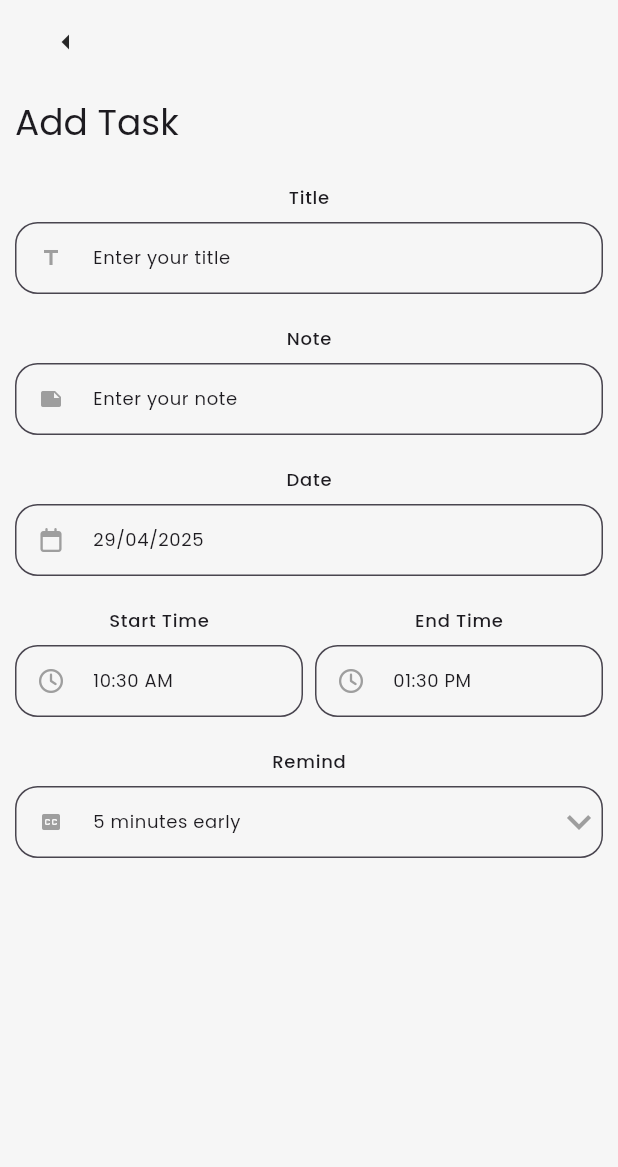
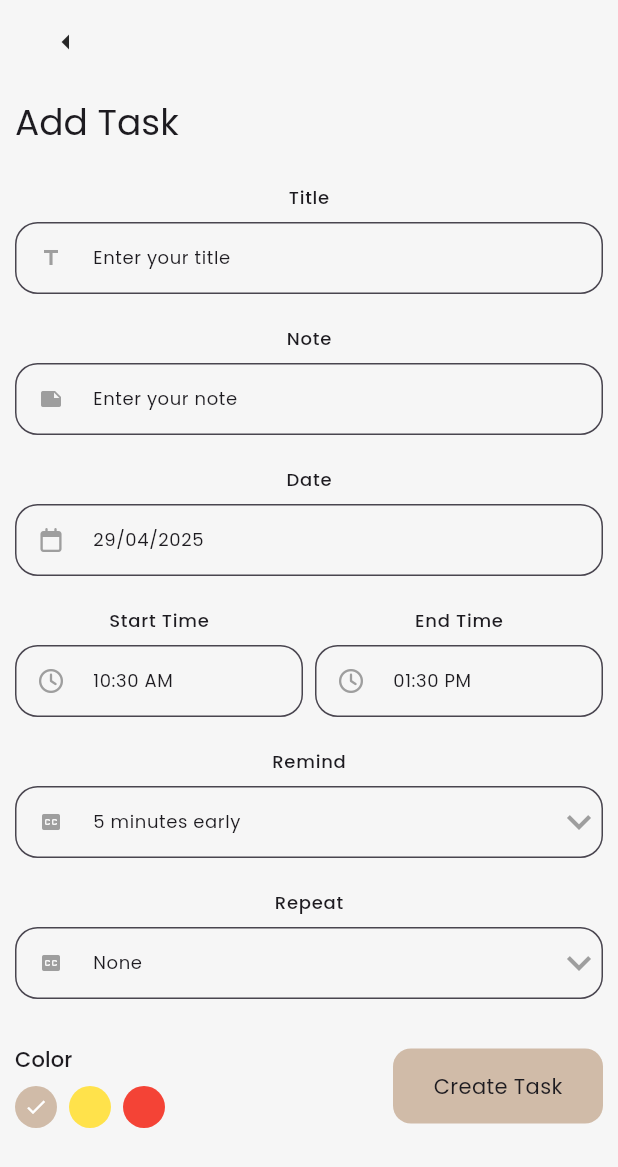
Before and after one commit to Vivek-k001/DEDO, a Flutter app: the AddTaskScreen screen opened directly, on a phone screen of 412 x 824 dp. Shown: the top 1167 px of the screen. Run offline on Flutter 3.47's test engine with Material 3 defaults, Android fonts, the phone set to English and light mode, and no system bars; our stand-ins replace date_picker_timeline, flutter_bloc, font_awesome_flutter, get_storage, google_fonts; accounts and stored records are empty.

Commit message:
Add Task Completed

```diff
--- a/lib/screens/add_task.dart
+++ b/lib/screens/add_task.dart
@@ -1,8 +1,11 @@
+import 'package:dedo/utils/constants/colors.dart';
 import 'package:dedo/utils/constants/sizes.dart';
 import 'package:dedo/widgets/appbar.dart';
+import 'package:dedo/widgets/button.dart';
 import 'package:dedo/widgets/text_form_field.dart';
 import 'package:flutter/material.dart';
 import 'package:font_awesome_flutter/font_awesome_flutter.dart';
+import 'package:get_storage/get_storage.dart';
 import 'package:intl/intl.dart';
 
 class AddTaskScreen extends StatefulWidget {
@@ -13,6 +16,9 @@ class AddTaskScreen extends StatefulWidget {
 }
 
 class _AddTaskScreenState extends State<AddTaskScreen> {
+  final _titleController = TextEditingController();
+  final _noteController = TextEditingController();
+
   String _selectedDate = DateFormat('dd/MM/yyyy').format(DateTime.now());
 
   String _startTime = DateFormat('hh:mm a').format(DateTime.now());
@@ -22,9 +28,11 @@ class _AddTaskScreenState extends State<AddTaskScreen> {
   ).format(DateTime.now().add(Duration(hours: 3)));
 
   int _selectedRemind = 5;
-
   List<int> remindList = [0, 5, 10, 15, 20];
 
+  String _selectedRepeat = 'None';
+  List<String> repeatList = ["None", "Daily", "Weakly", "Monthly"];
+  int _selectedColor = 0;
   @override
   Widget build(BuildContext context) {
     return Scaffold(
@@ -148,10 +156,97 @@ class _AddTaskScreenState extends State<AddTaskScreen> {
                       }).toList(),
                 ),
               ),
+              DTextFormField(
+                hintText: "$_selectedRepeat  ",
+                prefixIcon: Icons.closed_caption,
+                title: "Repeat",
+                suffixWidget: DropdownButton(
+                  icon: Icon(Icons.keyboard_arrow_down, color: Colors.grey),
+                  iconSize: 32,
+                  elevation: 4,
+                  style: Theme.of(context).textTheme.titleSmall,
+                  underline: Container(height: 0),
+                  onChanged: (String? newValue) {
+                    setState(() {
+                      _selectedRepeat = newValue!;
+                    });
+                  },
+                  items:
+                      repeatList.map<DropdownMenuItem<String>>((String? value) {
+                        return DropdownMenuItem<String>(
+                          value: value,
+                          child: Text(
+                            value!,
+                            style: TextStyle(color: Colors.grey),
+                          ),
+                        );
+                      }).toList(),
+                ),
+              ),
+              SizedBox(height: 18),
+              Row(
+                mainAxisAlignment: MainAxisAlignment.spaceBetween,
+                crossAxisAlignment: CrossAxisAlignment.center,
+                children: [
+                  Column(
+                    crossAxisAlignment: CrossAxisAlignment.start,
+                    children: [
+                      Text(
+                        'Color',
+                        style: Theme.of(context).textTheme.titleSmall,
+                      ),
+                      SizedBox(height: 8),
+                      Wrap(
+                        children: List<Widget>.generate(3, (int index) {
+                          return GestureDetector(
+                            onTap: () {
+                              setState(() {
+                                _selectedColor = index;
+                              });
+                            },
+                            child: Padding(
+                              padding: const EdgeInsets.only(right: 8.0),
+                              child: CircleAvatar(
+                                radius: 14,
+                                backgroundColor:
+                                    index == 0
+                                        ? DColors.primary
+                                        : index == 1
+                                        ? DColors.secondary
+                                        : Colors.red,
+                                child:
+                                    _selectedColor == index
+                                        ? Icon(
+                                          Icons.done,
+                                          color: Colors.white,
+                                          size: 16,
+                                        )
+                                        : Container(),
+                              ),
+                            ),
+                          );
+                        }),
+                      ),
+                    ],
+                  ),
+                  DButton(
+                    btnTitle: 'Create Task',
+                    width: 140,
+                    height: 50,
+                    onTap: () {},
+                  ),
+                ],
+              ),
             ],
           ),
         ),
       ),
     );
   }
+
+  _validateDate() {
+    if (_titleController.text.isNotEmpty && _noteController.text.isNotEmpty) {
+      Navigator.pop(context);
+    } else if (_titleController.text.isEmpty || _noteController.text.isEmpty) {Get.snackbar}
+  }
 }
--- a/lib/widgets/button.dart
+++ b/lib/widgets/button.dart
@@ -5,7 +5,7 @@ import 'package:flutter/material.dart';
 class DButton extends StatelessWidget {
   const DButton({
     super.key,
-    this.onTap,
+    required this.onTap,
     required this.btnTitle,
     required this.width,
     required this.height,
@@ -29,7 +29,9 @@ class DButton extends StatelessWidget {
           borderRadius: BorderRadius.circular(DSizes.buttonRadius),
           color: btnColor ?? DColors.primary,
         ),
-        child: Text(btnTitle, style: Theme.of(context).textTheme.bodyMedium),
+        child: Center(
+          child: Text(btnTitle, style: Theme.of(context).textTheme.bodyMedium),
+        ),
       ),
     );
   }
```
